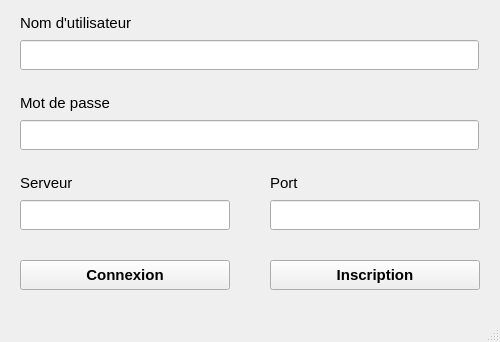
edri/ProjetChat2015, file User/viewUser.ui: the form before one commit.
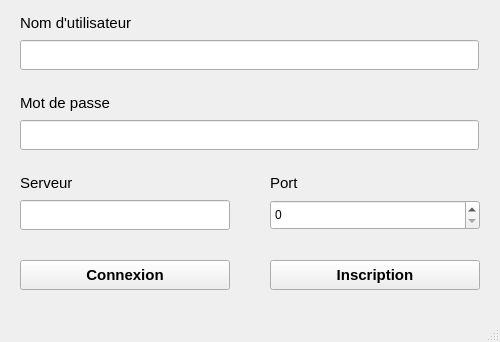
The form after the commit.

Commit message: Ajout du module user.

```diff
--- a/User/viewUser.ui
+++ b/User/viewUser.ui
@@ -186,24 +186,6 @@
      <string/>
     </property>
    </widget>
-   <widget class="QLineEdit" name="ldt_port">
-    <property name="geometry">
-     <rect>
-      <x>270</x>
-      <y>200</y>
-      <width>210</width>
-      <height>30</height>
-     </rect>
-    </property>
-    <property name="font">
-     <font>
-      <pointsize>11</pointsize>
-     </font>
-    </property>
-    <property name="text">
-     <string/>
-    </property>
-   </widget>
    <widget class="QLineEdit" name="ldt_password">
     <property name="geometry">
      <rect>
@@ -225,7 +207,20 @@
      </font>
     </property>
     <property name="inputMethodHints">
-     <set>Qt::ImhHiddenText</set>
+     <set>Qt::ImhHiddenText|Qt::ImhNoAutoUppercase|Qt::ImhNoPredictiveText|Qt::ImhSensitiveData</set>
+    </property>
+    <property name="echoMode">
+     <enum>QLineEdit::Password</enum>
+    </property>
+   </widget>
+   <widget class="QSpinBox" name="spinBox">
+    <property name="geometry">
+     <rect>
+      <x>270</x>
+      <y>200</y>
+      <width>210</width>
+      <height>30</height>
+     </rect>
     </property>
    </widget>
   </widget>
```
Left out of the diff: 2 changed lines with no effect on the pictures. The commit also changes 9 other files.
